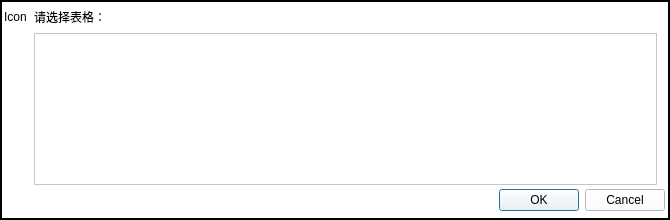
First picture: the form in groupdialog.ui, repository taiyuankejizhu/SparkZNC, before the edit.
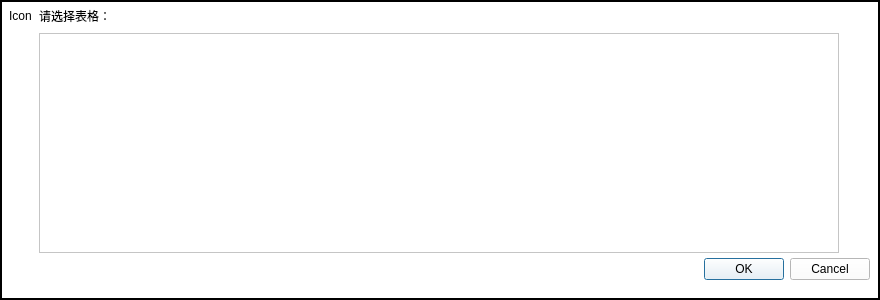
Second picture: the form after the edit.

The edit to the form file:
```diff
--- a/groupdialog.ui
+++ b/groupdialog.ui
@@ -6,8 +6,8 @@
    <rect>
     <x>0</x>
     <y>0</y>
-    <width>670</width>
-    <height>220</height>
+    <width>880</width>
+    <height>300</height>
    </rect>
   </property>
   <property name="sizePolicy">
@@ -30,8 +30,8 @@
     <rect>
      <x>0</x>
      <y>0</y>
-     <width>670</width>
-     <height>220</height>
+     <width>880</width>
+     <height>300</height>
     </rect>
    </property>
    <property name="palette">
@@ -463,8 +463,8 @@
      <rect>
       <x>-1</x>
       <y>-1</y>
-      <width>671</width>
-      <height>221</height>
+      <width>881</width>
+      <height>306</height>
      </rect>
     </property>
     <layout class="QFormLayout" name="formLayout">
@@ -472,19 +472,19 @@
       <enum>QFormLayout::AllNonFixedFieldsGrow</enum>
      </property>
      <property name="verticalSpacing">
-      <number>2</number>
+      <number>5</number>
      </property>
      <property name="leftMargin">
-      <number>5</number>
+      <number>10</number>
      </property>
      <property name="topMargin">
-      <number>4</number>
+      <number>5</number>
      </property>
      <property name="rightMargin">
-      <number>5</number>
+      <number>10</number>
      </property>
      <property name="bottomMargin">
-      <number>4</number>
+      <number>5</number>
      </property>
      <item row="1" column="0">
       <widget class="QLabel" name="label">
@@ -514,16 +514,22 @@
      </item>
      <item row="2" column="1">
       <widget class="QTableView" name="tableView">
+       <property name="sizePolicy">
+        <sizepolicy hsizetype="Preferred" vsizetype="Preferred">
+         <horstretch>0</horstretch>
+         <verstretch>0</verstretch>
+        </sizepolicy>
+       </property>
        <property name="minimumSize">
         <size>
-         <width>623</width>
-         <height>152</height>
+         <width>800</width>
+         <height>220</height>
         </size>
        </property>
        <property name="maximumSize">
         <size>
-         <width>623</width>
-         <height>152</height>
+         <width>770</width>
+         <height>250</height>
         </size>
        </property>
       </widget>
```
